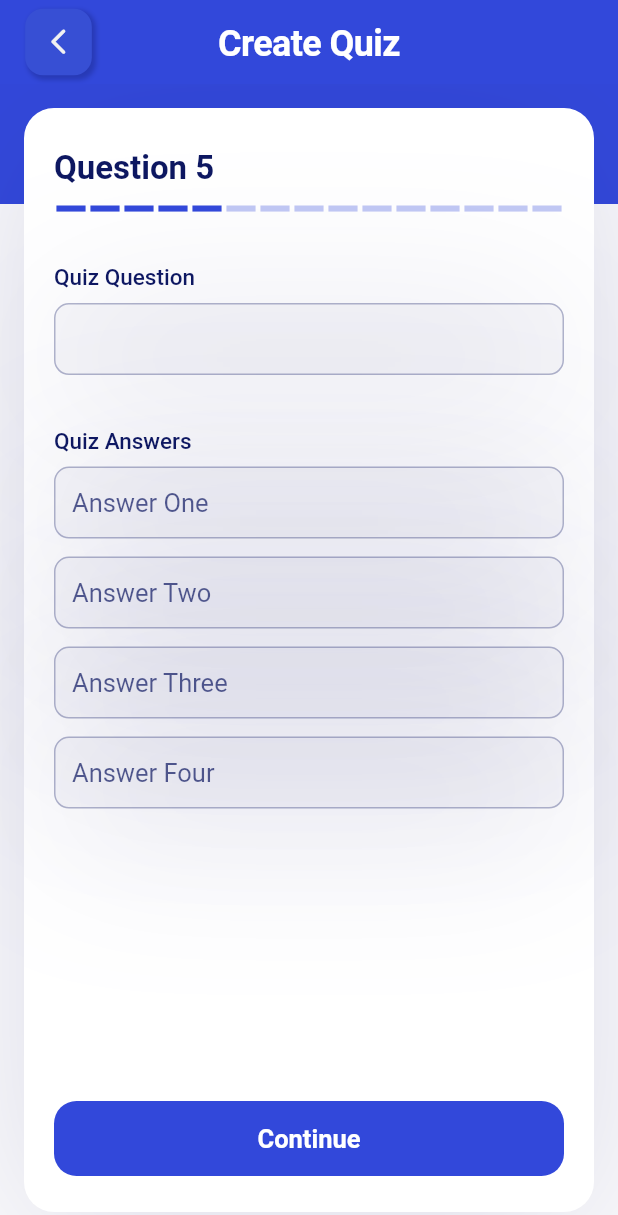
After one commit to Luxsidos/quizai_sample_ui, a Flutter app: the CreateQuizPage screen opened directly, after a tap on "Continue", on a phone screen of 412 x 824 dp. The commit adds this screen. Shown: the top 1215 px of the screen. Run offline on Flutter 3.47's test engine with Material 2 defaults, Android fonts, the phone set to English and light mode, and no system bars; drawn by our look-alikes of flutter_easyloading, loader_overlay; our stand-ins replace flutter_masked_text2, flutter_spinkit, flutter_svg, get, google_fonts, mask_text_input_formatter and 2 more.

Commit message:
some changes

```diff
--- /dev/null
+++ b/lib/page/create_quiz/create_quiz_finished_screen.dart
@@ -0,0 +1,43 @@
+import 'package:flutter/cupertino.dart';
+import 'package:flutter/material.dart';
+import 'package:flutter/src/widgets/framework.dart';
+import 'package:flutter/src/widgets/placeholder.dart';
+import 'package:quizai/page/home/home_screen.dart';
+import 'package:quizai/style/app_colors.dart';
+import 'package:quizai/widget/app_icon_button.dart';
+import 'package:quizai/widget/app_scaffold.dart';
+
+class CreateQuizFinishedPage extends StatelessWidget {
+  const CreateQuizFinishedPage({super.key});
+
+  @override
+  Widget build(BuildContext context) {
+    return AppScaffold(
+      appBarTitle: "",
+      withBackButton: false,
+      backgroundColor: AppColors.mainBlue,
+      leading: const SizedBox.shrink(),
+      trailingAppBar: AppIconButton(
+        padding: const EdgeInsets.only(right: 32),
+        icon: CupertinoIcons.xmark,
+        onPressed: () => Navigator.pushAndRemoveUntil(
+            context,
+            MaterialPageRoute(
+              builder: (context) => const HomePage(),
+            ),
+            (route) => false),
+      ),
+      body: Column(
+        mainAxisAlignment: MainAxisAlignment.end,
+        children: [
+          Container(
+            alignment: Alignment.bottomCenter,
+            padding: EdgeInsets.symmetric(vertical: 20, horizontal: 24),
+            color: AppColors.bgColorWhite,
+          ),
+          const SafeArea(child: SizedBox(height: 12)),
+        ],
+      ),
+    );
+  }
+}
--- /dev/null
+++ b/lib/page/create_quiz/create_quiz_screen.dart
@@ -0,0 +1,105 @@
+import 'package:flutter/cupertino.dart';
+import 'package:flutter/material.dart';
+import 'package:quizai/page/create_quiz/create_quiz_steps_screen.dart';
+import 'package:quizai/style/app_colors.dart';
+import 'package:quizai/widget/app_formated_body.dart';
+import 'package:quizai/widget/app_icon_button.dart';
+import 'package:quizai/widget/app_scaffold.dart';
+import 'package:quizai/widget/app_text_field.dart';
+import 'package:quizai/widget/app_text_style.dart';
+import 'package:quizai/widget/buttons.dart';
+
+class CreateQuizPage extends StatelessWidget {
+  const CreateQuizPage({super.key});
+
+  @override
+  Widget build(BuildContext context) {
+    return AppScaffold(
+      withBackButton: true,
+      appBarTitle: "Create Quiz",
+      body: AppFormatedBody(
+        child: Column(
+          crossAxisAlignment: CrossAxisAlignment.start,
+          children: [
+            Row(
+              mainAxisAlignment: MainAxisAlignment.spaceBetween,
+              children: [
+                const Text(
+                  "Quiz ID:",
+                  style: AppTextStyle.darkTitle,
+                ),
+                const Text(
+                  "458 522 5569",
+                  style: AppTextStyle.subTitleGrey,
+                ),
+                Container(
+                  padding:
+                      const EdgeInsets.symmetric(vertical: 4, horizontal: 7),
+                  decoration: BoxDecoration(
+                      color: AppColors.cyan.withOpacity(.3),
+                      borderRadius: BorderRadius.circular(6)),
+                  child: const Icon(
+                    CupertinoIcons.pencil,
+                    color: AppColors.cyan,
+                  ),
+                ),
+              ],
+            ),
+            Row(
+              mainAxisAlignment: MainAxisAlignment.spaceBetween,
+              children: const [
+                Text(
+                  "Quiz Password:",
+                  style: AppTextStyle.darkTitle,
+                ),
+                Text(
+                  "2C4mm1",
+                  style: AppTextStyle.subTitleGrey,
+                ),
+                SizedBox.shrink(),
+                SizedBox.shrink(),
+              ],
+            ),
+            const SizedBox(height: 6),
+            const Divider(),
+            const SizedBox(height: 12),
+            const AppTextFieldWidget(
+              labelText: "Quiz Name",
+            ),
+            const SizedBox(height: 12),
+            const AppTextFieldWidget(
+              labelText: "Question Type",
+              suffixIcon: Icon(
+                Icons.arrow_drop_down,
+                size: 28,
+              ),
+            ),
+            const SizedBox(height: 12),
+            const AppTextFieldWidget(
+              labelText: "Number of Question",
+            ),
+            const SizedBox(height: 12),
+            const AppTextFieldWidget(
+              labelText: "Quiz Duration",
+              suffixIcon: Icon(
+                Icons.arrow_drop_down,
+                size: 28,
+              ),
+            ),
+            const Spacer(),
+            AppPrimaryButton(
+              label: "Continue",
+              onTap: () {
+                Navigator.push(
+                  context,
+                  MaterialPageRoute(
+                      builder: (context) => const CreateQuizStepsPage()),
+                );
+              },
+            )
+          ],
+        ),
+      ),
+    );
+  }
+}
--- /dev/null
+++ b/lib/page/create_quiz/create_quiz_steps_screen.dart
@@ -0,0 +1,104 @@
+import 'package:flutter/cupertino.dart';
+import 'package:flutter/material.dart';
+import 'package:flutter/src/widgets/framework.dart';
+import 'package:flutter/src/widgets/placeholder.dart';
+import 'package:quizai/page/create_quiz/create_quiz_finished_screen.dart';
+import 'package:quizai/style/app_colors.dart';
+import 'package:quizai/widget/app_formated_body.dart';
+import 'package:quizai/widget/app_scaffold.dart';
+import 'package:quizai/widget/app_text_field.dart';
+import 'package:quizai/widget/app_text_style.dart';
+import 'package:quizai/widget/buttons.dart';
+
+class CreateQuizStepsPage extends StatefulWidget {
+  const CreateQuizStepsPage({super.key});
+
+  @override
+  State<CreateQuizStepsPage> createState() => _CreateQuizStepsPageState();
+}
+
+class _CreateQuizStepsPageState extends State<CreateQuizStepsPage> {
+  int questionIndex = 5;
+
+  @override
+  Widget build(BuildContext context) {
+    return AppScaffold(
+      withBackButton: true,
+      appBarTitle: "Create Quiz",
+      body: AppFormatedBody(
+        child: Column(
+          crossAxisAlignment: CrossAxisAlignment.start,
+          children: [
+            Text(
+              "Question $questionIndex",
+              style: AppTextStyle.boldDark,
+            ),
+            const SizedBox(height: 12),
+            FittedBox(
+              child: Row(
+                children: List.generate(
+                  15,
+                  (index) => Container(
+                    height: 5,
+                    width: 24,
+                    color: index < questionIndex
+                        ? AppColors.mainBlue
+                        : AppColors.mainBlue.withOpacity(.3),
+                    margin: const EdgeInsets.symmetric(horizontal: 2),
+                  ),
+                ),
+              ),
+            ),
+            const SizedBox(height: 32),
+            const AppTextFieldWidget(
+              labelText: "Quiz Question",
+            ),
+            const SizedBox(height: 32),
+            const Text(
+              "Quiz Answers",
+              style: AppTextStyle.subHeadline,
+            ),
+            const SizedBox(height: 8),
+            _buildAnswers("Answer One"),
+            const SizedBox(height: 12),
+            _buildAnswers("Answer Two"),
+            const SizedBox(height: 12),
+            _buildAnswers("Answer Three"),
+            const SizedBox(height: 12),
+            _buildAnswers("Answer Four"),
+            const Spacer(),
+            AppPrimaryButton(
+              label: questionIndex == 15 ? "Finish" : "Continue",
+              onTap: () {
+                if (questionIndex == 15) {
+                  Navigator.push(
+                    context,
+                    MaterialPageRoute(
+                      builder: (context) => const CreateQuizFinishedPage(),
+                    ),
+                  );
+                }
+                setState(() {
+                  questionIndex = 15;
+                });
+              },
+            )
+          ],
+        ),
+      ),
+    );
+  }
+
+  Widget _buildAnswers(
+    String title,
+  ) {
+    return CupertinoButton(
+      padding: const EdgeInsets.all(0),
+      onPressed: () {},
+      child: AppTextFieldWidget(
+        enabled: false,
+        hintText: title,
+      ),
+    );
+  }
+}
--- a/lib/page/forgot_password/forgot_password_screen.dart
+++ b/lib/page/forgot_password/forgot_password_screen.dart
@@ -1,7 +1,6 @@
 import 'package:flutter/cupertino.dart';
 import 'package:flutter/material.dart';
 import 'package:quizai/page/dashboard/darshboard_screen.dart';
-import 'package:quizai/page/home/home_screen.dart';
 import 'package:quizai/style/app_colors.dart';
 import 'package:quizai/widget/app_scaffold.dart';
 import 'package:quizai/widget/app_text_field.dart';
--- a/lib/page/home/home_screen.dart
+++ b/lib/page/home/home_screen.dart
@@ -2,6 +2,7 @@ import 'package:flutter/cupertino.dart';
 import 'package:flutter/material.dart';
 import 'package:flutter/src/widgets/framework.dart';
 import 'package:flutter/src/widgets/placeholder.dart';
+import 'package:quizai/page/create_quiz/create_quiz_screen.dart';
 import 'package:quizai/style/app_colors.dart';
 import 'package:quizai/widget/app_icon_button.dart';
 import 'package:quizai/widget/app_scaffold.dart';
@@ -71,7 +72,7 @@ class HomePage extends StatelessWidget {
                       AppColors.orange,
                       Colors.red,
                       Colors.redAccent.shade400,
-                    ], "Create", "Quiz"),
+                    ], "Create", "Quiz", const CreateQuizPage(), context),
                     _buildColoredCard([
                       AppColors.cyan,
                       Colors.blueAccent.shade700,
@@ -113,6 +114,7 @@ class HomePage extends StatelessWidget {
                     crossAxisSpacing: 16,
                     mainAxisSpacing: 16,
                   ),
+                  physics: const BouncingScrollPhysics(),
                   children: [
                     const CategoriesWidget(
                       "Science",
@@ -134,6 +136,7 @@ class HomePage extends StatelessWidget {
                       CupertinoIcons.tree,
                       AppColors.green,
                     ),
+                    const SizedBox(),
                   ],
                 ),
               ),
@@ -144,8 +147,18 @@ class HomePage extends StatelessWidget {
     );
   }
 
-  Widget _buildColoredCard(List<Color> colors, String title, String subtitle) {
-    return Container(
+  Widget _buildColoredCard(List<Color> colors, String title, String subtitle,
+      [Widget? screen, BuildContext? context]) {
+    return GestureDetector(
+      onTap: () {
+        if (screen != null && context != null) {
+          Navigator.push(
+            context,
+            MaterialPageRoute(builder: (context) => screen),
+          );
+        }
+      },
+      child: Container(
         width: 168,
         margin: const EdgeInsets.all(6),
         padding: const EdgeInsets.all(18),
@@ -186,6 +199,7 @@ class HomePage extends StatelessWidget {
             ),
           ],
         ),
+      ),
     );
   }
 }
--- a/lib/style/app_colors.dart
+++ b/lib/style/app_colors.dart
@@ -4,7 +4,7 @@ import '../widget/hexcolor.dart';
 
 abstract class AppColors {
   AppColors._();
-  static const Color white = Color(0xFFffffff);
+  static const Color white = Color.fromARGB(255, 241, 241, 241);
   static const Color primaryColor = Color.fromARGB(255, 0, 229, 255);
   static const Color secondaryColor = Color(0xFF3248DA);
   static const Color bgColorWhite = Color(0xFFFBFBFC);
--- a/lib/widget/app_app_bar.dart
+++ b/lib/widget/app_app_bar.dart
@@ -83,7 +83,7 @@ class AppAppBar extends StatelessWidget with PreferredSizeWidget {
                               centerTitle ? TextAlign.center : TextAlign.start,
                           style: TextStyle(
                             color: Colors.white,
-                            fontSize: titleTextSize,
+                            fontSize: 24,
                             fontWeight: FontWeight.w600,
                             letterSpacing: -0.41,
                             height: 22 / titleTextSize,
@@ -146,7 +146,7 @@ class AppAppBar extends StatelessWidget with PreferredSizeWidget {
                               centerTitle ? TextAlign.center : TextAlign.start,
                           style: TextStyle(
                             color: Colors.white,
-                            fontSize: titleTextSize,
+                            fontSize: 24,
                             fontWeight: FontWeight.w600,
                             letterSpacing: -0.41,
                             height: 22 / titleTextSize,
@@ -156,19 +156,16 @@ class AppAppBar extends StatelessWidget with PreferredSizeWidget {
                 actions: actions ?? [],
                 backgroundColor: AppColors.mainBlue,
                 leadingWidth: showBack
-                    ? 56
+                    ? 78
                     : leading == null
                         ? 0
                         : 80,
                 leading: showBack && !showLeading
-                    ? IconButton(
+                    ? AppIconButton(
                         onPressed: () => Navigator.pop(context),
-                        icon: const Icon(
-                          Icons.arrow_back_ios,
-                          color: Colors.white,
-                        ),
+                        icon: Icons.arrow_back_ios_new_rounded,
                       )
-                    : leading ?? const SizedBox(),
+                    : leading,
               ),
       ),
     );
--- /dev/null
+++ b/lib/widget/app_formated_body.dart
@@ -0,0 +1,49 @@
+import 'package:flutter/cupertino.dart';
+import 'package:flutter/material.dart';
+import 'package:quizai/style/app_colors.dart';
+import 'package:get/get.dart';
+import 'package:quizai/widget/app_shadow.dart';
+
+class AppFormatedBody extends StatelessWidget {
+  final Widget child;
+  const AppFormatedBody({super.key, required this.child});
+
+  @override
+  Widget build(BuildContext context) {
+    return Stack(
+      fit: StackFit.expand,
+      children: [
+        Align(
+          alignment: Alignment.topCenter,
+          child: Container(
+            height: 80,
+            color: AppColors.mainBlue,
+          ),
+        ),
+        Column(
+          children: [
+            Expanded(
+              child: Container(
+                margin: const EdgeInsets.all(16),
+                padding: const EdgeInsets.symmetric(horizontal: 20,vertical: 24),
+                width: context.width,
+                decoration: BoxDecoration(
+                  color: Colors.white,
+                  borderRadius: BorderRadius.circular(20),
+                  boxShadow: [AppShadow.glassEffect],
+                ),
+                child: child,
+              ),
+            ),
+            const SafeArea(
+              top: false,
+              child: SizedBox.shrink(),
+            ),
+          ],
+        )
+      ],
+    );
+  }
+}
+// YORIM MANI BAXTIM ILTMOS SEVGILIM
+// QANAQADR JOYGA
--- a/lib/widget/app_icon_button.dart
+++ b/lib/widget/app_icon_button.dart
@@ -25,9 +25,7 @@ class AppIconButton extends StatelessWidget {
         decoration: BoxDecoration(
           color: const Color.fromARGB(255, 55, 79, 212),
           borderRadius: BorderRadius.circular(12),
-          boxShadow: [
-           AppShadow.buttonEffect
-          ],
+          boxShadow: [AppShadow.buttonEffect],
         ),
         child: Icon(
           icon,
--- a/lib/widget/app_text_style.dart
+++ b/lib/widget/app_text_style.dart
@@ -192,7 +192,7 @@ class AppTextStyle {
   static const TextStyle subTitleGrey = TextStyle(
     fontSize: 17,
     height: 1.3,
-    fontWeight: FontWeight.w600,
+    fontWeight: FontWeight.w400,
     color: AppColors.greySecondary,
   );
   static TextStyle hintStyle = TextStyle(
```
Also changed, not shown: 1 other file. Lines whose indentation alone changed are shown as unchanged.
